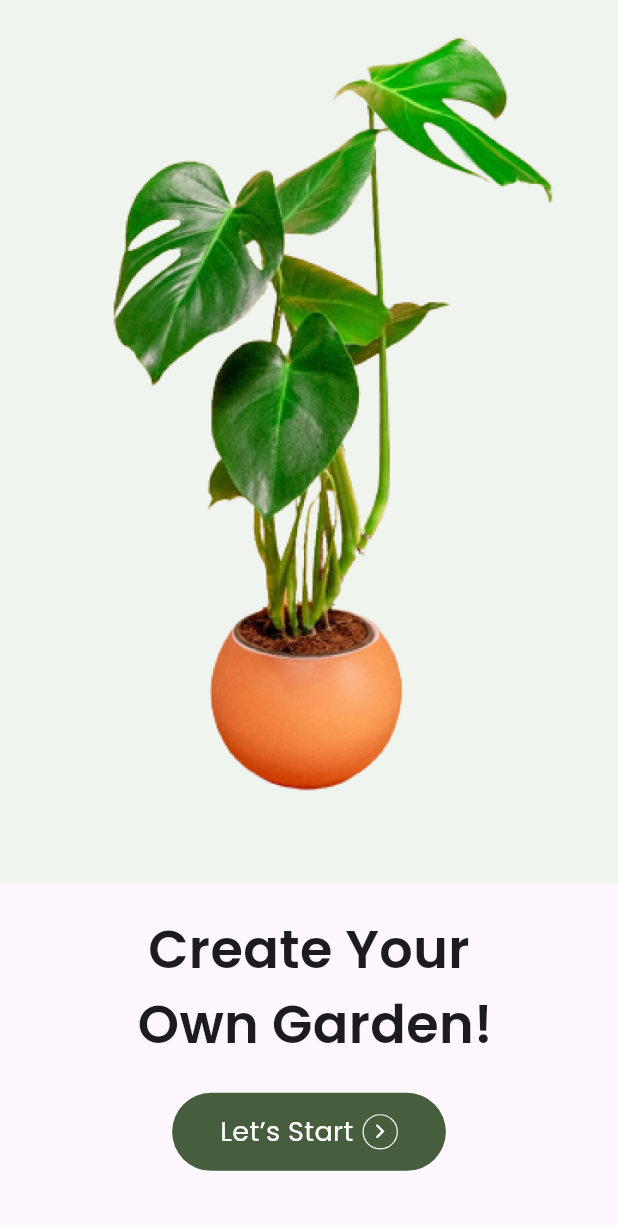
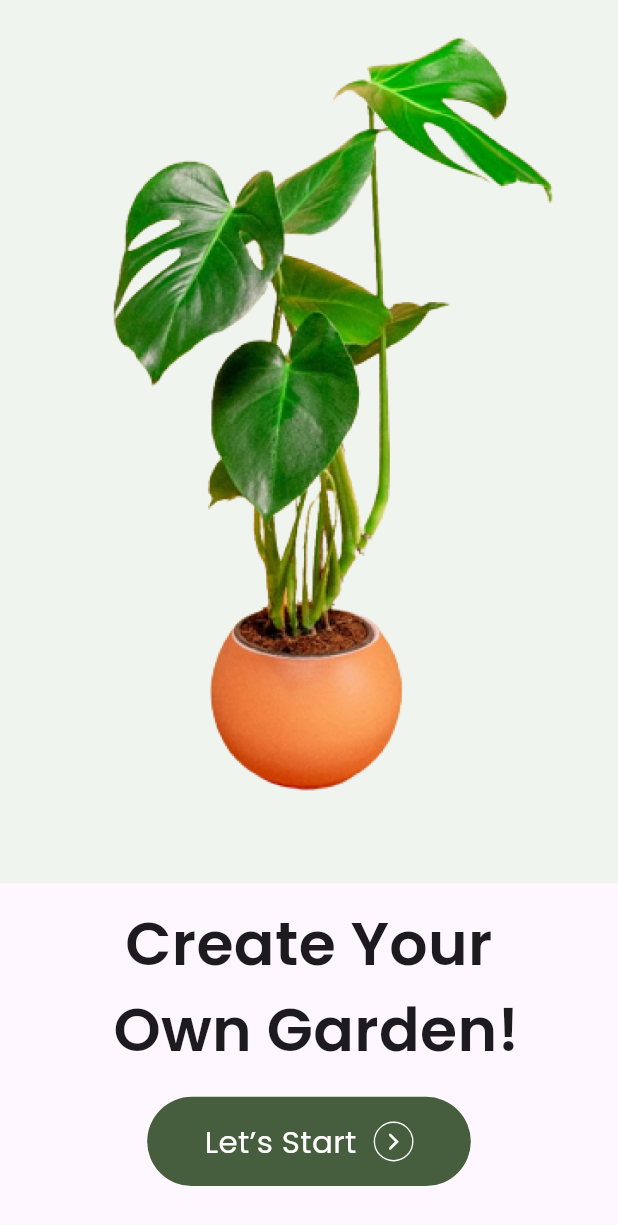
Before and after one commit to oceanmtechanshraiyani/garden_app, a Flutter app: the screen it shows after launch, on a phone screen of 412 x 824 dp. Shown: the top 1225 px of the screen. Run offline on Flutter 3.47's test engine with Material 3 defaults, Android fonts, the phone set to English and light mode, and no system bars; our stand-ins replace flutter_screenutil, gap, get, google_fonts; missing offline and left inert: shape_of_view_null_safe.

Commit message:
category fix error

```diff
--- a/lib/bottom_bar_screen.dart
+++ b/lib/bottom_bar_screen.dart
@@ -70,7 +70,8 @@ class CustomBottomNavBar extends StatelessWidget {
   final int currentIndex;
   final ValueChanged<int> onItemTapped;
 
-  CustomBottomNavBar({
+  const CustomBottomNavBar({
+    super.key,
     required this.currentIndex,
     required this.onItemTapped,
   });
@@ -104,6 +105,7 @@ class CustomBottomNavBar extends StatelessWidget {
           width: 375.w,
           padding: EdgeInsets.symmetric(vertical: 10.h),
           child: Row(
+            crossAxisAlignment: CrossAxisAlignment.start,
             mainAxisAlignment: MainAxisAlignment.spaceAround,
             children: [
               _buildNavItem(Icons.home, 0),
--- a/lib/screens/splash_screen.dart
+++ b/lib/screens/splash_screen.dart
@@ -1,8 +1,8 @@
 import 'package:flutter/cupertino.dart';
 import 'package:flutter/material.dart';
+import 'package:flutter_screenutil/flutter_screenutil.dart';
 import 'package:garden_app/bottom_bar_screen.dart';
 import 'package:get/route_manager.dart';
-import 'package:gap/gap.dart';
 import 'package:shape_of_view_null_safe/shape_of_view_null_safe.dart';
 
 class SplashScreen extends StatelessWidget {
@@ -14,10 +14,11 @@ class SplashScreen extends StatelessWidget {
       body: Column(
         children: [
           splashImage(),
-          const Gap(20),
+          SizedBox(height: 10.h),
           title(),
-          const Gap(20),
+          SizedBox(height: 14.h),
           mybutton(),
+          SizedBox(height: 5.h)
         ],
       ),
     );
@@ -43,11 +44,11 @@ class SplashScreen extends StatelessWidget {
   }
 
   Widget title() {
-    return const Text(
+    return Text(
       "Create Your \n Own Garden!",
       textAlign: TextAlign.center,
       style: TextStyle(
-        fontSize: 35,
+        fontSize: 35.sp,
         fontWeight: FontWeight.w600,
       ),
     );
@@ -59,31 +60,31 @@ class SplashScreen extends StatelessWidget {
         Get.to(const BottomNavBarScreen());
       },
       child: Container(
-        height: 52,
-        padding: const EdgeInsets.symmetric(horizontal: 32.0),
+        height: 52.w,
+        padding: EdgeInsets.symmetric(horizontal: 32.0.h),
         decoration: BoxDecoration(
           color: const Color(0xff475E3E),
-          borderRadius: BorderRadius.circular(42),
+          borderRadius: BorderRadius.circular(42.r),
         ),
         child: Row(
           mainAxisAlignment: MainAxisAlignment.center,
           mainAxisSize: MainAxisSize.min,
           children: [
-            const Text(
+            Text(
               "Let’s Start",
-              style: TextStyle(fontSize: 18, color: Colors.white),
+              style: TextStyle(fontSize: 18.sp, color: Colors.white),
             ),
-            const Gap(6),
+            SizedBox(width: 10.w),
             Container(
               padding: const EdgeInsets.all(4),
               decoration: BoxDecoration(
-                border: Border.all(color: Colors.white, width: 0.8),
+                border: Border.all(color: Colors.white, width: 0.8.w),
                 shape: BoxShape.circle,
               ),
-              child: const Icon(
+              child: Icon(
                 CupertinoIcons.chevron_forward,
                 color: Colors.white,
-                size: 14,
+                size: 14.h,
               ),
             )
           ],
```
Also changed, not shown: lib/screens/dashboard_screen.dart (+24 -85 lines).
